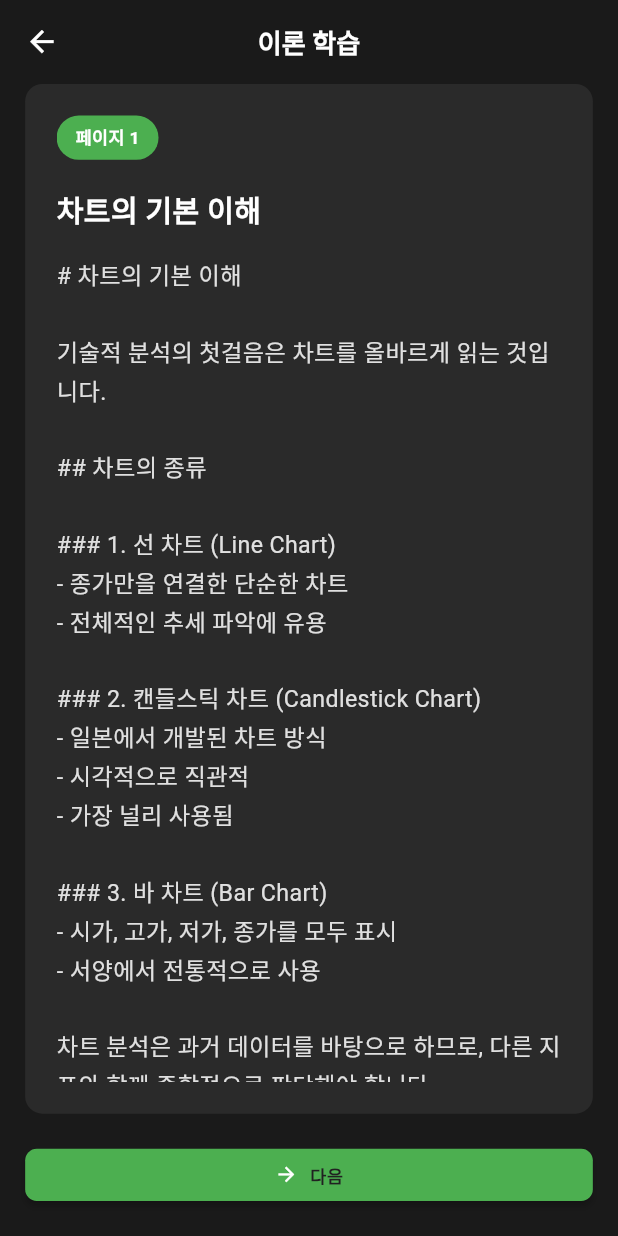
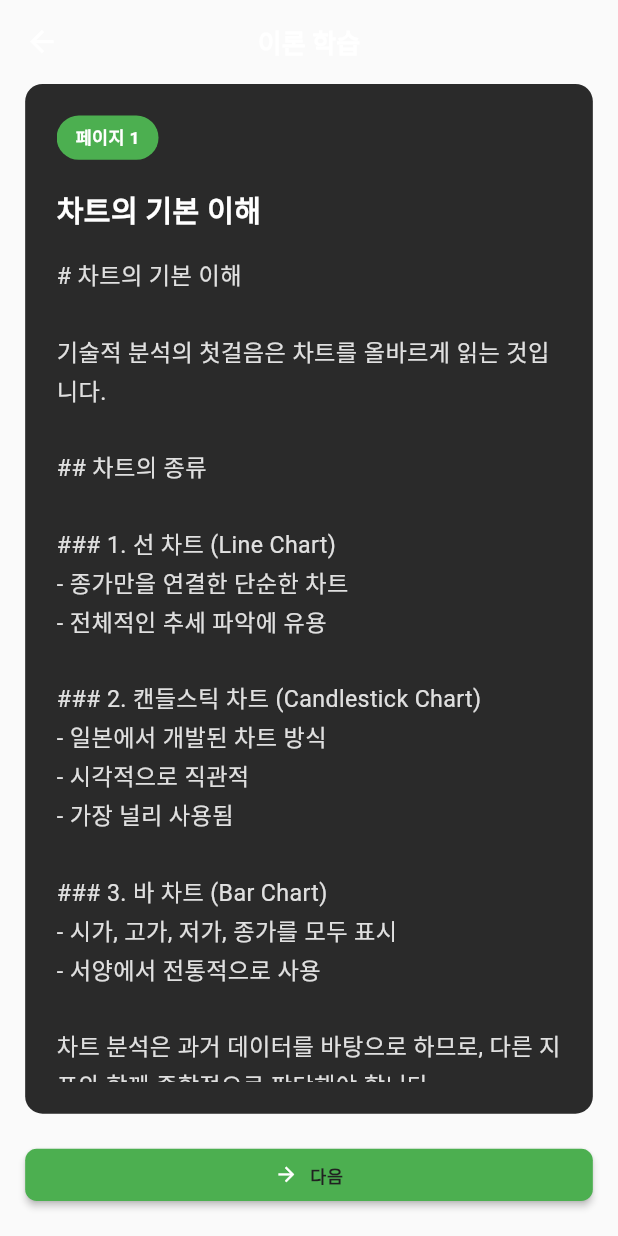
Before and after one commit to EM-H20/stocker, a Flutter app: the screen it shows after launch, after a tap on "이론 학습", on a phone screen of 412 x 824 dp. Run offline on Flutter 3.47's test engine with Material 3 defaults, Android fonts, the phone set to English and light mode, and no system bars; our stand-ins replace dio, flutter_screenutil, flutter_secure_storage, go_router.

Commit message:
refactor:Theme

```diff
--- a/lib/features/education/presentation/education_screen.dart
+++ b/lib/features/education/presentation/education_screen.dart
@@ -7,7 +7,6 @@ import 'widgets/recommended_chapter_card.dart';
 import 'widgets/current_learning_card.dart';
 import 'widgets/global_progress_bar.dart';
 import 'package:stocker/app/config/app_routes.dart';
-import 'package:stocker/app/config/app_theme.dart';
 import 'package:go_router/go_router.dart';
 import 'education_provider.dart';
 
@@ -37,7 +36,7 @@ class _EducationScreenState extends State<EducationScreen> {
     // 하드코딩된 더미 데이터 제거 - Provider에서 실제 데이터 사용
 
     return Scaffold(
-      backgroundColor: AppTheme.darkBackground,
+      backgroundColor: Theme.of(context).scaffoldBackgroundColor,
       body: SafeArea(
         child: SingleChildScrollView(
           padding: EdgeInsets.all(18.w),
--- a/lib/features/education/presentation/theory_screen.dart
+++ b/lib/features/education/presentation/theory_screen.dart
@@ -38,9 +38,9 @@ class _TheoryScreenState extends State<TheoryScreen> {
   @override
   Widget build(BuildContext context) {
     return Scaffold(
-      backgroundColor: AppTheme.darkBackground,
+      backgroundColor: Theme.of(context).scaffoldBackgroundColor,
       appBar: AppBar(
-        backgroundColor: AppTheme.darkBackground,
+        backgroundColor: Theme.of(context).scaffoldBackgroundColor,
         elevation: 0,
         leading: IconButton(
           icon: Icon(Icons.arrow_back, color: Colors.white, size: 24.sp),
--- a/lib/features/mypage/presentation/mypage_screen.dart
+++ b/lib/features/mypage/presentation/mypage_screen.dart
@@ -1,6 +1,5 @@
 import 'package:flutter/material.dart';
 import 'package:flutter_screenutil/flutter_screenutil.dart';
-import '../../../app/config/app_theme.dart';
 import '../../wrong_note/data/wrong_note_mock_repository.dart';
 import '../../wrong_note/data/models/wrong_note_response.dart';
 import 'widgets/profile_header.dart';
@@ -59,7 +58,7 @@ class _MypageScreenState extends State<MypageScreen> {
   @override
   Widget build(BuildContext context) {
     return Scaffold(
-      backgroundColor: AppTheme.darkBackground,
+      backgroundColor: Theme.of(context).scaffoldBackgroundColor,
       body: SafeArea(
         child:
             _isLoading
--- a/lib/features/quiz/presentation/quiz_result_screen.dart
+++ b/lib/features/quiz/presentation/quiz_result_screen.dart
@@ -76,9 +76,9 @@ class _QuizResultScreenState extends State<QuizResultScreen>
   @override
   Widget build(BuildContext context) {
     return Scaffold(
-      backgroundColor: const Color(0xFF1A1A1A),
+      backgroundColor: Theme.of(context).scaffoldBackgroundColor,
       appBar: AppBar(
-        backgroundColor: const Color(0xFF1A1A1A),
+        backgroundColor: Theme.of(context).scaffoldBackgroundColor,
         elevation: 0,
         leading: IconButton(
           icon: const Icon(Icons.arrow_back, color: Colors.white),
--- a/lib/features/quiz/presentation/quiz_screen.dart
+++ b/lib/features/quiz/presentation/quiz_screen.dart
@@ -49,9 +49,9 @@ class _QuizScreenState extends State<QuizScreen> {
   @override
   Widget build(BuildContext context) {
     return Scaffold(
-      backgroundColor: const Color(0xFF1A1A1A),
+      backgroundColor: Theme.of(context).scaffoldBackgroundColor,
       appBar: AppBar(
-        backgroundColor: const Color(0xFF1A1A1A),
+        backgroundColor: Theme.of(context).scaffoldBackgroundColor,
         elevation: 0,
         leading: IconButton(
           icon: const Icon(Icons.arrow_back, color: Colors.white),
--- a/lib/features/wrong_note/presentation/wrong_note_screen.dart
+++ b/lib/features/wrong_note/presentation/wrong_note_screen.dart
@@ -31,7 +31,7 @@ class _WrongNoteScreenState extends State<WrongNoteScreen> {
   @override
   Widget build(BuildContext context) {
     return Scaffold(
-      backgroundColor: AppTheme.darkBackground,
+      backgroundColor: Theme.of(context).scaffoldBackgroundColor,
       body: SafeArea(
         child: Consumer<WrongNoteProvider>(
           builder: (context, provider, child) {
```
